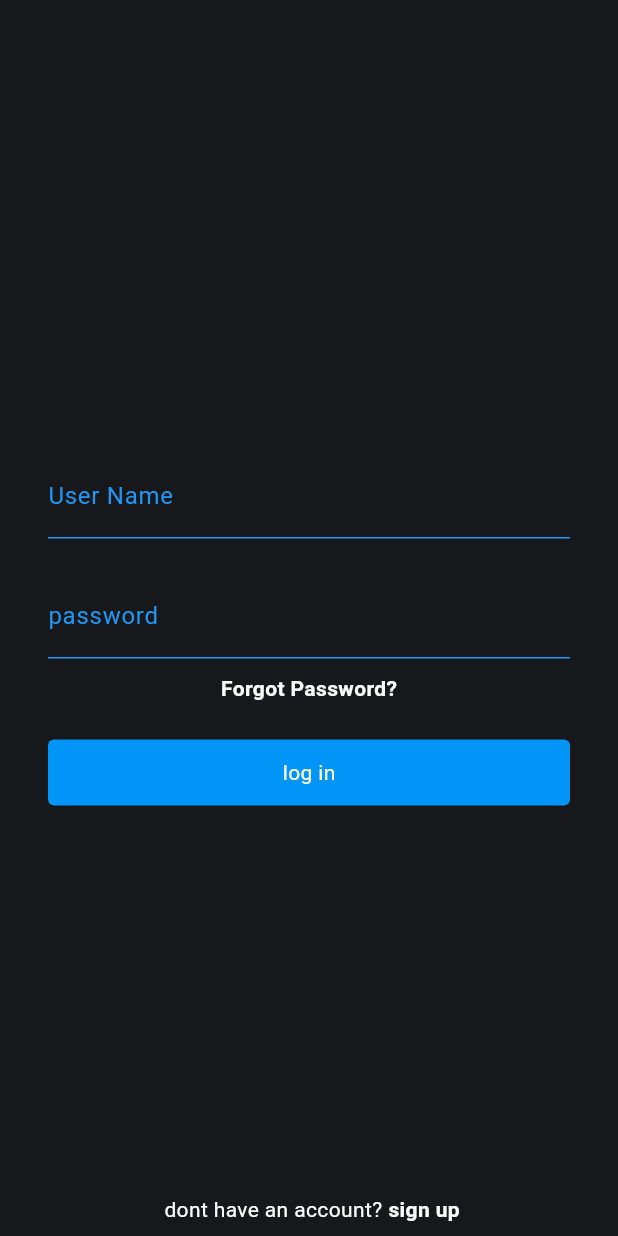
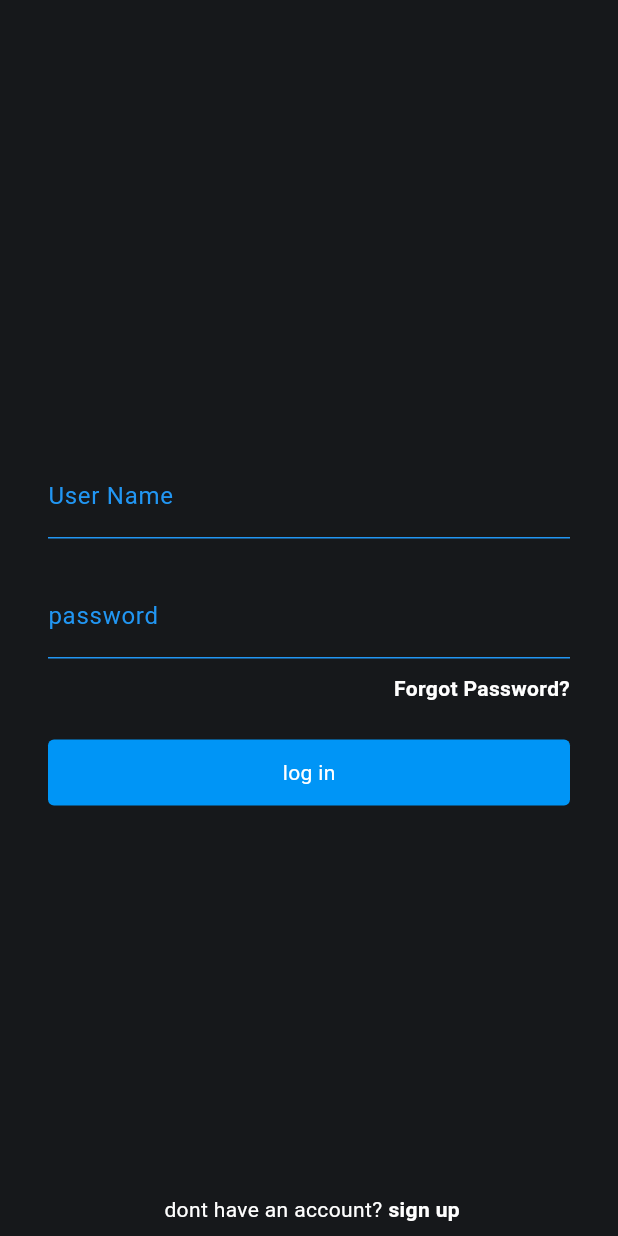
Before and after one commit to yosih48/flutter-football, a Flutter app: the screen it shows after launch, on a phone screen of 412 x 824 dp. Run offline on Flutter 3.47's test engine with Material 3 defaults, Android fonts, the phone set to English and light mode, and no system bars; our stand-ins replace firebase_core, firebase_messaging, flutter_local_notifications, flutter_secure_storage, shared_preferences; missing offline and left inert: clipboard; accounts and stored records are empty; generated files the repository leaves out were written again.

Commit message:
align text

```diff
--- a/lib/screens/login_screen.dart
+++ b/lib/screens/login_screen.dart
@@ -300,11 +300,14 @@ Future<void> sendResetEmail() async {
               GestureDetector(
                 onTap: authProvider.isLoading ? null : sendResetEmail,
                 child: Container(
-                  child: Text(
-                    AppLocalizations.of(context)!.forgotpassword,
-                    style: TextStyle(
-                      fontWeight: FontWeight.bold,
-                      color: Colors.white,
+                  child: Align(
+                    alignment: Alignment.centerRight,
+                    child: Text(
+                      AppLocalizations.of(context)!.forgotpassword,
+                      style: TextStyle(
+                        fontWeight: FontWeight.bold,
+                        color: Colors.white,
+                      ),
                     ),
                   ),
                 ),
```
